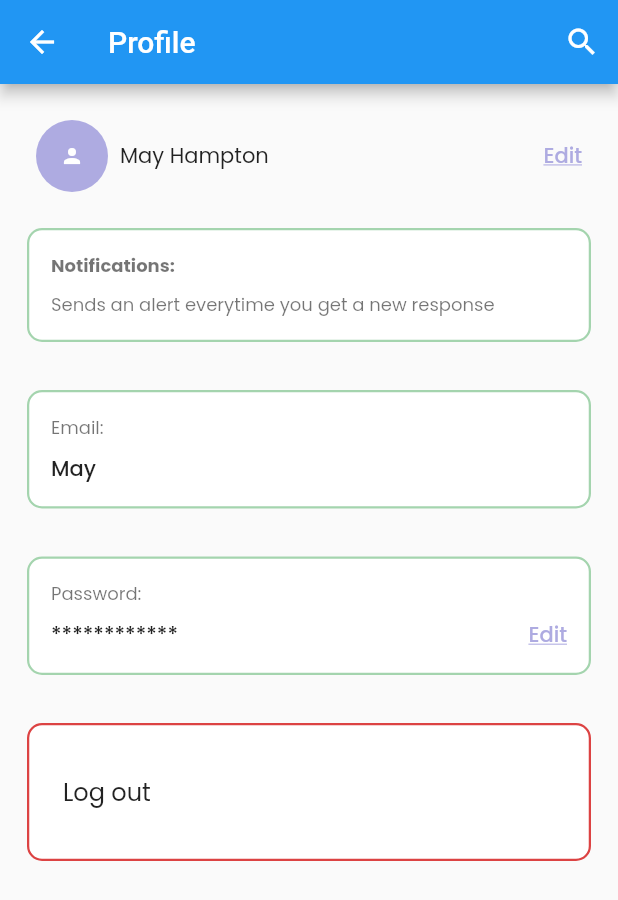
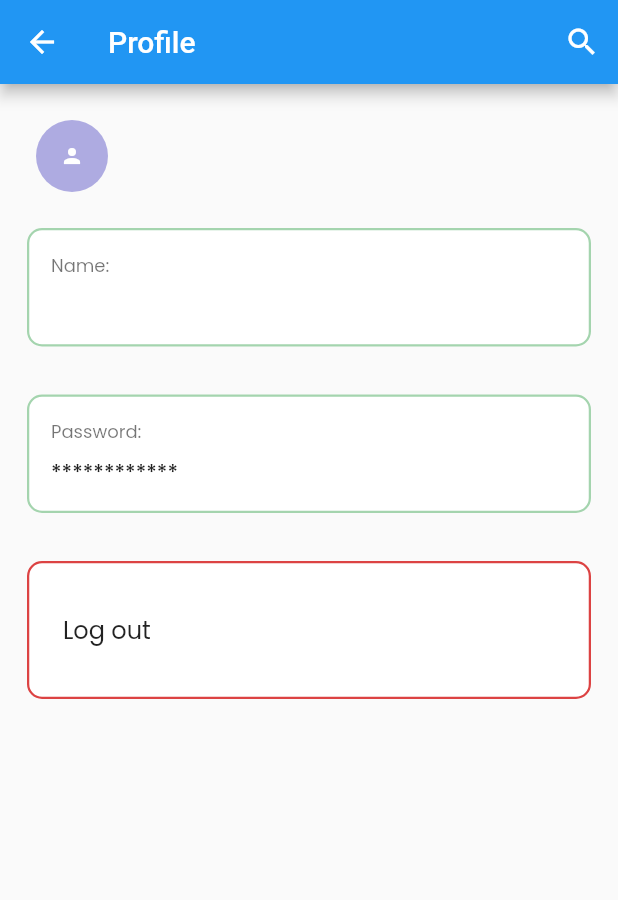
Before and after one commit to BlessedYahaya/LimeMobile, a Flutter app: the ProfileFragment screen opened directly, on a phone screen of 412 x 824 dp. Shown: the top 900 px of the screen. Run offline on Flutter 3.47's test engine with Material 2 defaults, Android fonts, the phone set to English and light mode, and no system bars; our stand-ins replace flutter_dotenv, sentry, shared_preferences; accounts and stored records are empty; generated files the repository leaves out were written again; key blocks and very long unbroken strings in the code were emptied for the run.

```diff
--- a/lib/api/auth.dart
+++ b/lib/api/auth.dart
@@ -55,10 +55,10 @@ class AuthServiceImpl extends AuthService {
           res.body.length == 0 || res.body == null
               ? new Map().toString()
               : res.body);
-      print(map);
       if (res.statusCode == HttpStatus.ok) {
         if (map["token"] is String) {
           await App.setToken(map['token']); // save the user token
+          await App.setUname(user['username']); // save username
           map['status'] = "success";
           return (map);
         }
@@ -67,7 +67,7 @@ class AuthServiceImpl extends AuthService {
         return map;
       } else {
         map['status'] = "error";
-        map['message'] = "Error: ${res.statusCode}";
+        map['message'] = "(${res.statusCode}): ${map['message'] ?? ''}";
         return map;
       }
     } catch (e, t) {
--- a/lib/fragments/home.dart
+++ b/lib/fragments/home.dart
@@ -47,7 +47,7 @@ class _HomeFragmentState extends State<HomeFragment> {
         ],
       ),
       body: (store.projects) == null && store.isProcessing
-      // TODO: handle error case
+          // TODO: handle error case
           ? Container()
           : CustomScrollView(
               physics: AlwaysScrollableScrollPhysics(
@@ -95,11 +95,11 @@ class _HomeFragmentState extends State<HomeFragment> {
                             children: <Widget>[
                               Expanded(
                                 child: LButtonCard(
-                                  label: 'New Responses',
+                                  label: 'Total Responses',
                                   context: context,
                                   color: LColors.primaryLightColor,
                                   trailing: Text(
-                                    '20',
+                                    '${store.totalResponse ?? "0"}',
                                     style: TextStyle(
                                       fontFamily: Strings.app.font,
                                       fontWeight: FontWeight.w700,
--- a/lib/fragments/profile.dart
+++ b/lib/fragments/profile.dart
@@ -87,28 +87,28 @@ class _ProfileFragmentState extends State<ProfileFragment> {
                           ),
                           Expanded(
                               child: Text(
-                            '${store.user.firstName} ${store.user.lastName}',
+                            '${store.user.firstName}',
                             maxLines: 1,
                             overflow: TextOverflow.ellipsis,
                           )),
-                          RichText(
-                            text: TextSpan(
-                              text: 'Edit',
-                              style: Theme.of(context)
-                                  .textTheme
-                                  .bodyText1
-                                  .copyWith(
-                                    color: LColors.purpleColor,
-                                    decoration: TextDecoration.underline,
-                                  ),
-                              recognizer: TapGestureRecognizer()
-                                ..onTap = () {
-                                  setState(() {
-                                    changeName = true;
-                                  });
-                                },
-                            ),
-                          ),
+                          // RichText(
+                          //   text: TextSpan(
+                          //     text: 'Edit',
+                          //     style: Theme.of(context)
+                          //         .textTheme
+                          //         .bodyText1
+                          //         .copyWith(
+                          //           color: LColors.purpleColor,
+                          //           decoration: TextDecoration.underline,
+                          //         ),
+                          //     recognizer: TapGestureRecognizer()
+                          //       ..onTap = () {
+                          //         setState(() {
+                          //           changeName = true;
+                          //         });
+                          //       },
+                          //   ),
+                          // ),
                           HSpace.sm,
                         ],
                       ),
@@ -210,6 +210,41 @@ class _ProfileFragmentState extends State<ProfileFragment> {
                         ),
                       ),
                     ],
+                    // VSpace.md,
+                    // Row(
+                    //   mainAxisSize: MainAxisSize.max,
+                    //   children: <Widget>[
+                    //     Expanded(
+                    //       child: LCard(
+                    //         child: Column(
+                    //           mainAxisSize: MainAxisSize.max,
+                    //           crossAxisAlignment: CrossAxisAlignment.start,
+                    //           children: <Widget>[
+                    //             Text(
+                    //               'Notifications:',
+                    //               style: Theme.of(context)
+                    //                   .textTheme
+                    //                   .caption
+                    //                   .copyWith(
+                    //                     fontFamily: Strings.app.font,
+                    //                     fontWeight: FontWeight.bold,
+                    //                   ),
+                    //             ),
+                    //             VSpace.sm,
+                    //             Text(
+                    //               'Sends an alert everytime you get a new response',
+                    //               style: Theme.of(context)
+                    //                   .textTheme
+                    //                   .caption
+                    //                   .copyWith(fontFamily: Strings.app.font),
+                    //               softWrap: true,
+                    //             ),
+                    //           ],
+                    //         ),
+                    //       ),
+                    //     ),
+                    //   ],
+                    // ),
                     VSpace.md,
                     Row(
                       mainAxisSize: MainAxisSize.max,
@@ -221,42 +256,7 @@ class _ProfileFragmentState extends State<ProfileFragment> {
                               crossAxisAlignment: CrossAxisAlignment.start,
                               children: <Widget>[
                                 Text(
-                                  'Notifications:',
-                                  style: Theme.of(context)
-                                      .textTheme
-                                      .caption
-                                      .copyWith(
-                                        fontFamily: Strings.app.font,
-                                        fontWeight: FontWeight.bold,
-                                      ),
-                                ),
-                                VSpace.sm,
-                                Text(
-                                  'Sends an alert everytime you get a new response',
-                                  style: Theme.of(context)
-                                      .textTheme
-                                      .caption
-                                      .copyWith(fontFamily: Strings.app.font),
-                                  softWrap: true,
-                                ),
-                              ],
-                            ),
-                          ),
-                        ),
-                      ],
-                    ),
-                    VSpace.md,
-                    Row(
-                      mainAxisSize: MainAxisSize.max,
-                      children: <Widget>[
-                        Expanded(
-                          child: LCard(
-                            child: Column(
-                              mainAxisSize: MainAxisSize.max,
-                              crossAxisAlignment: CrossAxisAlignment.start,
-                              children: <Widget>[
-                                Text(
-                                  'Email:',
+                                  'Name:',
                                   style: Theme.of(context)
                                       .textTheme
                                       .caption
@@ -323,25 +323,25 @@ class _ProfileFragmentState extends State<ProfileFragment> {
                                             ),
                                         softWrap: true,
                                       ),
-                                      RichText(
-                                        text: TextSpan(
-                                          text: 'Edit',
-                                          style: Theme.of(context)
-                                              .textTheme
-                                              .bodyText1
-                                              .copyWith(
-                                                color: LColors.purpleColor,
-                                                decoration:
-                                                    TextDecoration.underline,
-                                              ),
-                                          recognizer: TapGestureRecognizer()
-                                            ..onTap = () {
-                                              setState(() {
-                                                changePassword = true;
-                                              });
-                                            },
-                                        ),
-                                      ),
+                                      // RichText(
+                                      //   text: TextSpan(
+                                      //     text: 'Edit',
+                                      //     style: Theme.of(context)
+                                      //         .textTheme
+                                      //         .bodyText1
+                                      //         .copyWith(
+                                      //           color: LColors.purpleColor,
+                                      //           decoration:
+                                      //               TextDecoration.underline,
+                                      //         ),
+                                      //     recognizer: TapGestureRecognizer()
+                                      //       ..onTap = () {
+                                      //         setState(() {
+                                      //           changePassword = true;
+                                      //         });
+                                      //       },
+                                      //   ),
+                                      // ),
                                     ],
                                   ),
                                 ],
```
Also changed, not shown: lib/api/surveys.dart (+19 -0 lines), lib/fragments/projects.dart (+18 -18 lines), lib/main.dart (+10 -0 lines), lib/models/store.dart (+16 -2 lines), lib/views/login.dart (+4 -6 lines).
